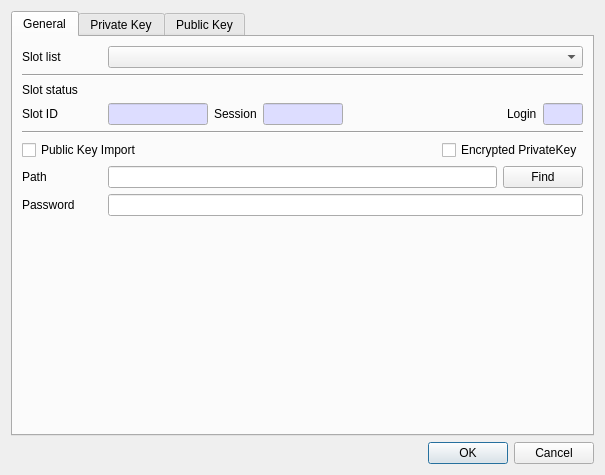
The window that CryptokiMan/import_pri_key_dlg.ui (jykim74/CryptokiMan) describes before a commit, drawn with Qt 5.
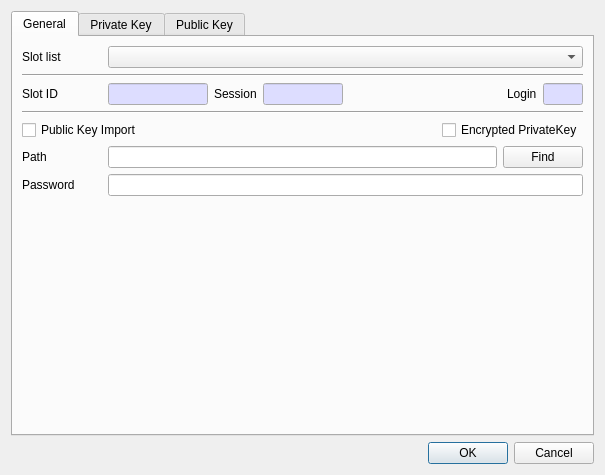
The same window after the commit. The open tabs and pages were chosen to show the change.

```diff
--- a/CryptokiMan/import_pri_key_dlg.ui
+++ b/CryptokiMan/import_pri_key_dlg.ui
@@ -61,13 +61,6 @@
          </property>
         </widget>
        </item>
-       <item>
-        <widget class="QLabel" name="label_2">
-         <property name="text">
-          <string>Slot status</string>
-         </property>
-        </widget>
-       </item>
        <item>
         <layout class="QGridLayout" name="gridLayout_4">
          <property name="topMargin">
```
Left out of the diff: 2 changed lines with no effect on the pictures.
